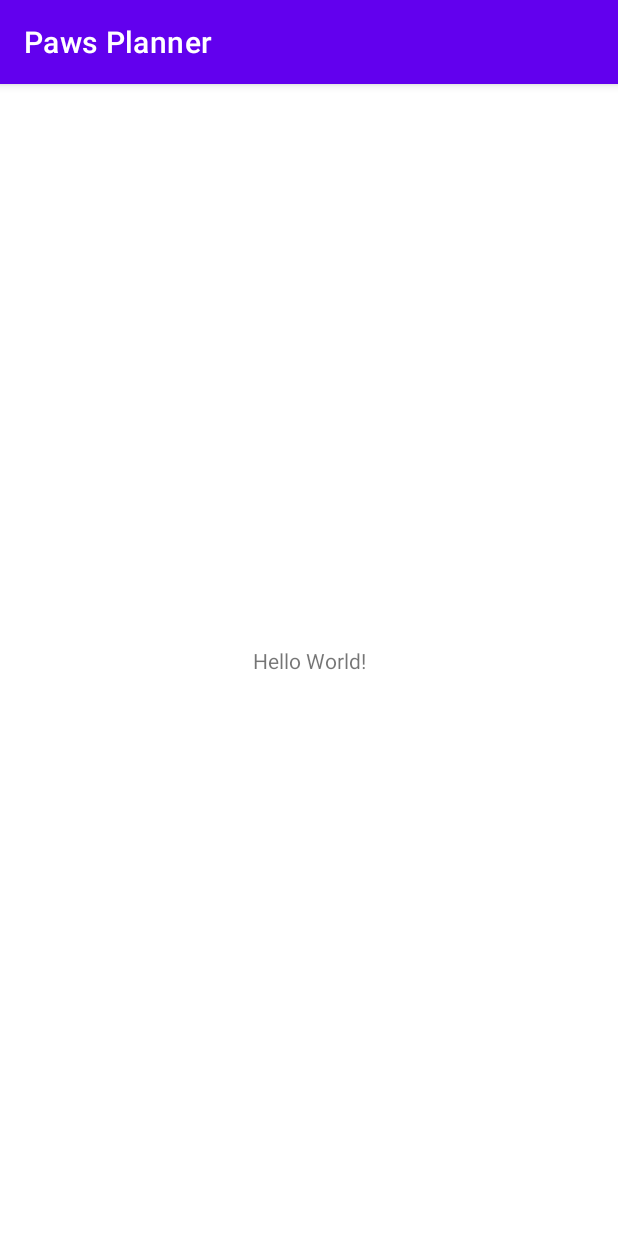
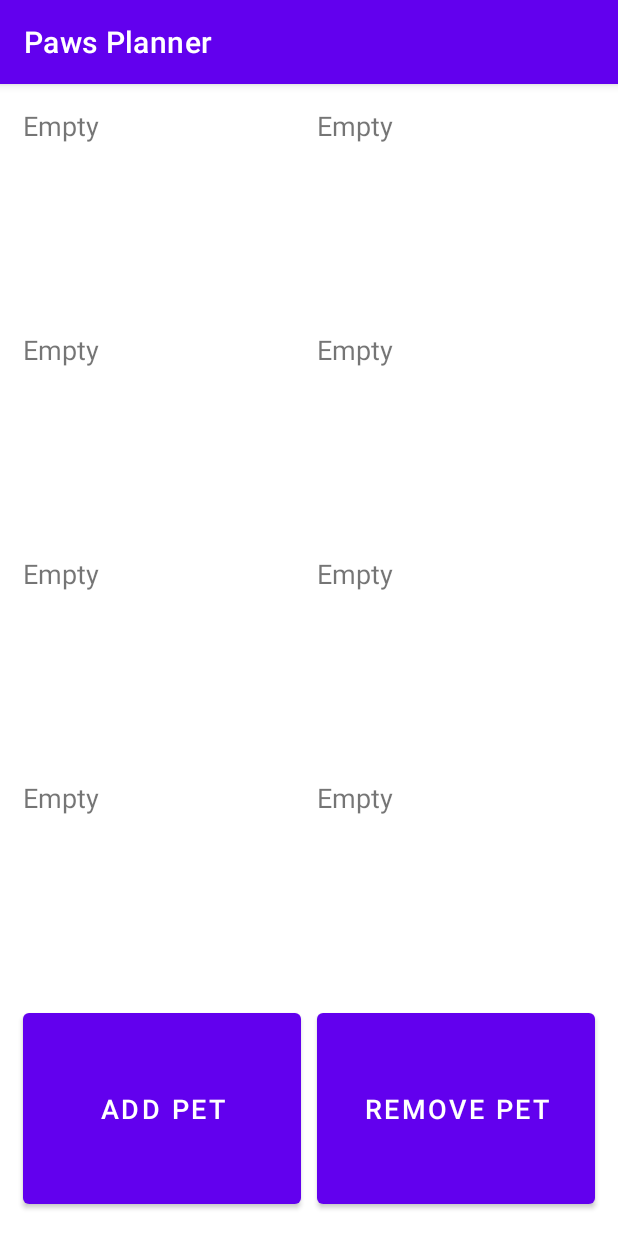
Before and after one commit to kenichisutan/Paws-Planner, an Android app: the screen it shows after launch (MainActivity), on a phone screen of 412 x 824 dp. Run offline under Robolectric (Android 15) with nearby library versions, the phone set to English and light mode, and no system bars.

Commit message:
Rough UI initial design

```diff
--- a/app/build.gradle
+++ b/app/build.gradle
@@ -38,6 +38,7 @@ dependencies {
     implementation 'androidx.appcompat:appcompat:1.6.0'
     implementation 'com.google.android.material:material:1.8.0'
     implementation 'androidx.constraintlayout:constraintlayout:2.1.4'
+    implementation 'androidx.gridlayout:gridlayout:1.0.0'
     testImplementation 'junit:junit:4.13.2'
     androidTestImplementation 'androidx.test.ext:junit:1.1.5'
     androidTestImplementation 'androidx.test.espresso:espresso-core:3.5.1'
--- a/app/src/main/res/layout/activity_main.xml
+++ b/app/src/main/res/layout/activity_main.xml
@@ -6,13 +6,125 @@
     android:layout_height="match_parent"
     tools:context=".MainActivity">
 
-    <TextView
-        android:layout_width="wrap_content"
-        android:layout_height="wrap_content"
-        android:text="Hello World!"
-        app:layout_constraintBottom_toBottomOf="parent"
-        app:layout_constraintEnd_toEndOf="parent"
-        app:layout_constraintStart_toStartOf="parent"
-        app:layout_constraintTop_toTopOf="parent" />
+    <GridLayout
+        android:layout_width="match_parent"
+        android:layout_height="match_parent"
+        android:layout_margin="10sp"
+        android:rowCount="5"
+        android:layout_centerHorizontal="true"
+        android:columnCount="2">
 
+        <TextView
+            android:id="@+id/textViewPet1"
+            android:layout_width="0dp"
+            android:layout_height="100dp"
+            android:layout_rowWeight="1"
+            android:layout_columnWeight="1"
+            android:layout_gravity="fill"
+            android:layout_margin="5sp"
+            android:text="@string/empty"
+            android:textSize="18sp" />
+
+        <TextView
+            android:id="@+id/textViewPet2"
+            android:layout_width="0dp"
+            android:layout_height="100dp"
+            android:layout_rowWeight="1"
+            android:layout_columnWeight="1"
+            android:layout_gravity="fill"
+            android:layout_margin="5sp"
+            android:text="@string/empty"
+            android:textSize="18sp" />
+
+        <TextView
+            android:id="@+id/textViewPet3"
+            android:layout_width="0dp"
+            android:layout_height="100dp"
+            android:layout_rowWeight="1"
+            android:layout_columnWeight="1"
+            android:layout_gravity="fill"
+            android:layout_margin="5sp"
+            android:text="@string/empty"
+            android:textSize="18sp" />
+
+        <TextView
+            android:id="@+id/textViewPet4"
+            android:layout_width="0dp"
+            android:layout_height="100dp"
+            android:layout_rowWeight="1"
+            android:layout_columnWeight="1"
+            android:layout_gravity="fill"
+            android:layout_margin="5sp"
+            android:text="@string/empty"
+            android:textSize="18sp" />
+
+        <TextView
+            android:id="@+id/textViewPet5"
+            android:layout_width="0dp"
+            android:layout_height="100dp"
+            android:layout_rowWeight="1"
+            android:layout_columnWeight="1"
+            android:layout_gravity="fill"
+            android:layout_margin="5sp"
+            android:text="@string/empty"
+            android:textSize="18sp" />
+
+        <TextView
+            android:id="@+id/textViewPet6"
+            android:layout_width="0dp"
+            android:layout_height="100dp"
+            android:layout_rowWeight="1"
+            android:layout_columnWeight="1"
+            android:layout_gravity="fill"
+            android:layout_margin="5sp"
+            android:text="@string/empty"
+            android:textSize="18sp" />
+
+        <TextView
+            android:id="@+id/textViewPet7"
+            android:layout_width="0dp"
+            android:layout_height="100dp"
+            android:layout_rowWeight="1"
+            android:layout_columnWeight="1"
+            android:layout_gravity="fill"
+            android:layout_margin="5sp"
+            android:text="@string/empty"
+            android:textSize="18sp" />
+
+        <TextView
+            android:id="@+id/textViewPet8"
+            android:layout_width="0dp"
+            android:layout_height="100dp"
+            android:layout_rowWeight="1"
+            android:layout_columnWeight="1"
+            android:layout_gravity="fill"
+            android:layout_margin="5sp"
+            android:text="@string/empty"
+            android:textSize="18sp" />
+
+        <Button
+            android:id="@+id/buttonPetAdd"
+            android:layout_rowWeight="1"
+            android:layout_columnWeight="1"
+            android:layout_width="0dp"
+            android:layout_height="100dp"
+            android:layout_gravity="fill"
+            android:layout_margin="5sp"
+            android:text="@string/add_pet"
+            android:textSize="18sp" />
+
+        <Button
+            android:id="@+id/buttonPetRemove"
+            android:layout_rowWeight="1"
+            android:layout_columnWeight="1"
+            android:layout_width="0dp"
+            android:layout_height="100dp"
+            android:layout_gravity="fill"
+            android:layout_margin="5sp"
+            android:text="@string/remove_pet"
+            android:textSize="18sp" />
+
+
+
+    </GridLayout>
 </androidx.constraintlayout.widget.ConstraintLayout>
--- a/app/src/main/res/values/strings.xml
+++ b/app/src/main/res/values/strings.xml
@@ -1,3 +1,6 @@
 <resources>
     <string name="app_name">Paws Planner</string>
+    <string name="empty">Empty</string>
+    <string name="add_pet">Add Pet</string>
+    <string name="remove_pet">Remove Pet</string>
 </resources>
```
